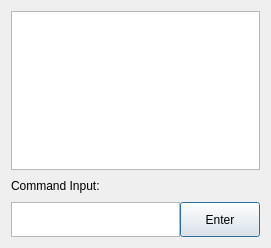
Above: server/gui/ui/LogScreen.ui from Howest-AdvMathProg/project-2021-Joren-vanGoethem before the change. Below: the same form after it.
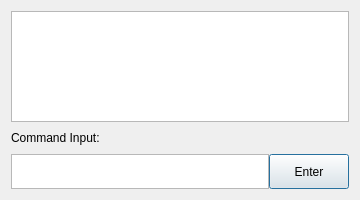
That is the form after the change.

```diff
--- a/server/gui/ui/LogScreen.ui
+++ b/server/gui/ui/LogScreen.ui
@@ -6,8 +6,8 @@
    <rect>
     <x>0</x>
     <y>0</y>
-    <width>271</width>
-    <height>248</height>
+    <width>360</width>
+    <height>200</height>
    </rect>
   </property>
   <property name="sizePolicy">
```
Left out of the diff: 2 changed lines with no effect on the pictures.
